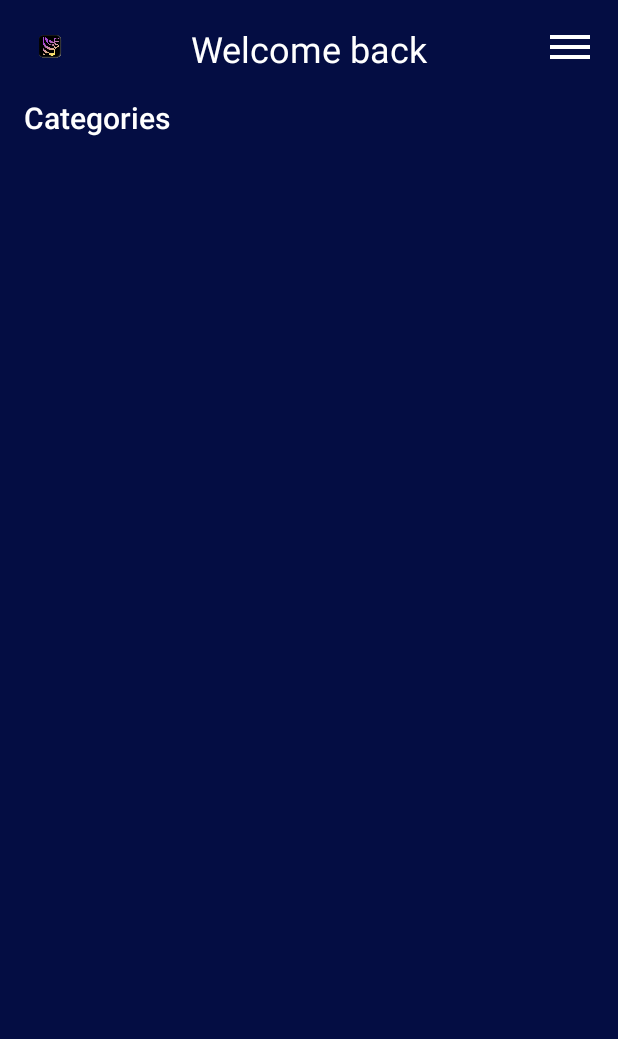
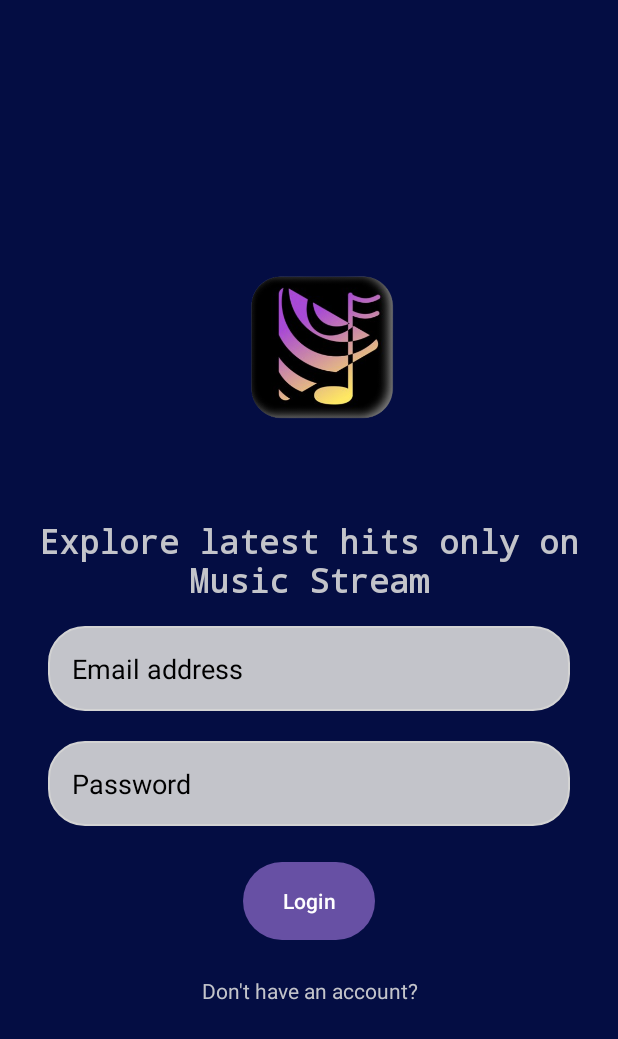
Before and after one commit to BaoDang0209/Music_Stream_Android, an Android app: the screen it shows after launch (MainActivity before the commit, LoginActivity after it), on a phone screen of 412 x 824 dp. Shown: the top 1039 px of the screen. Run offline under Robolectric (Android 15) with nearby library versions, the phone set to English and light mode, and no system bars; our stand-ins replace Firebase (no records; nobody signed in at launch, a user with empty details on screens opened directly).

Commit message:
Update Login-SignUp-Mostly Played

```diff
--- a/Music_App/app/build.gradle.kts
+++ b/Music_App/app/build.gradle.kts
@@ -46,6 +46,7 @@ dependencies {
     implementation("com.google.android.material:material:1.12.0")
     implementation("androidx.constraintlayout:constraintlayout:2.1.4")
     implementation("com.google.firebase:firebase-firestore:25.0.0")
+    implementation("com.google.firebase:firebase-auth:23.0.0")
     testImplementation("junit:junit:4.13.2")
     androidTestImplementation("androidx.test.ext:junit:1.1.5")
     androidTestImplementation("androidx.test.espresso:espresso-core:3.5.1")
--- /dev/null
+++ b/Music_App/app/src/main/java/com/example/music_app/LoginActivity.kt
@@ -0,0 +1,74 @@
+package com.example.music_app
+
+import android.content.Intent
+import androidx.appcompat.app.AppCompatActivity
+import android.os.Bundle
+import android.util.Patterns
+import android.view.View
+import android.widget.Toast
+import com.example.music_app.databinding.ActivityLoginBinding
+import com.google.firebase.auth.FirebaseAuth
+import java.util.regex.Pattern
+
+class LoginActivity : AppCompatActivity() {
+    lateinit var  binding: ActivityLoginBinding
+    override fun onCreate(savedInstanceState: Bundle?) {
+        super.onCreate(savedInstanceState)
+        binding = ActivityLoginBinding.inflate(layoutInflater)
+        setContentView(binding.root)
+
+        binding.loginBtn.setOnClickListener {
+            val email = binding.emailEdittext.text.toString()
+            val password = binding.passwordEdittext.text.toString()
+
+            if(!Pattern.matches(Patterns.EMAIL_ADDRESS.pattern(),email)){
+                binding.emailEdittext.setError("Invalid email")
+                return@setOnClickListener
+            }
+
+            if(password.length < 6){
+                binding.passwordEdittext.setError("Length should be 6 char")
+                return@setOnClickListener
+            }
+
+
+            loginWithFirebase(email,password)
+        }
+
+        binding.gotoSignupBtn.setOnClickListener {
+            startActivity(Intent(this,SignupActivity::class.java))
+        }
+
+    }
+
+    fun loginWithFirebase(email : String,password: String){
+        setInProgress(true)
+        FirebaseAuth.getInstance().signInWithEmailAndPassword(email,password)
+            .addOnSuccessListener {
+                setInProgress(false)
+                startActivity(Intent(this@LoginActivity,MainActivity::class.java))
+                finish()
+            }.addOnFailureListener {
+                setInProgress(false)
+                Toast.makeText(applicationContext,"Login account failed", Toast.LENGTH_SHORT).show()
+            }
+    }
+
+    override fun onResume() {
+        super.onResume()
+        FirebaseAuth.getInstance().currentUser?.apply {
+            startActivity(Intent(this@LoginActivity,MainActivity::class.java))
+            finish()
+        }
+    }
+
+    fun setInProgress(inProgress : Boolean){
+        if(inProgress){
+            binding.loginBtn.visibility = View.GONE
+            binding.progressBar.visibility = View.VISIBLE
+        }else{
+            binding.loginBtn.visibility = View.VISIBLE
+            binding.progressBar.visibility = View.GONE
+        }
+    }
+}
--- a/Music_App/app/src/main/java/com/example/music_app/models/CategoryModel.kt
+++ b/Music_App/app/src/main/java/com/example/music_app/models/CategoryModel.kt
@@ -3,7 +3,7 @@ package com.example.music_app.models
 data class CategoryModel(
     val name:String,
     val coverUrl:String,
-    val songs : List<String>
+    var songs : List<String>
 ){
     constructor(): this("","",listOf())
 }
--- /dev/null
+++ b/Music_App/app/src/main/res/drawable/rounded_corner.xml
@@ -0,0 +1,7 @@
+<?xml version="1.0" encoding="utf-8"?>
+<shape xmlns:android="http://schemas.android.com/apk/res/android">
+
+    <solid android:color="@color/textWhite"/>
+    <stroke android:width="1dp" android:color="#D3D3D3"/>
+    <corners android:radius="24dp"/>
+</shape>
--- /dev/null
+++ b/Music_App/app/src/main/res/layout/activity_login.xml
@@ -0,0 +1,99 @@
+<?xml version="1.0" encoding="utf-8"?>
+<LinearLayout xmlns:android="http://schemas.android.com/apk/res/android"
+    xmlns:tools="http://schemas.android.com/tools"
+    android:layout_width="match_parent"
+    android:layout_height="match_parent"
+    android:background="@color/blueDark"
+    android:orientation="vertical"
+    android:padding="16dp"
+    android:gravity="center"
+    tools:context=".LoginActivity">
+
+    <LinearLayout
+        android:layout_width="match_parent"
+        android:layout_height="wrap_content"
+        android:gravity="center"
+        android:orientation="vertical">
+
+        <ImageView
+            android:layout_width="200dp"
+            android:layout_height="200dp"
+            android:src="@drawable/logomusic" />
+
+        <TextView
+            android:layout_width="match_parent"
+            android:layout_height="wrap_content"
+            android:fontFamily="monospace"
+            android:gravity="center"
+            android:paddingTop="8dp"
+            android:text="Explore latest hits only on Music Stream"
+            android:textColor="@color/textWhite"
+            android:textSize="22sp"
+            android:textStyle="bold" />
+
+
+    </LinearLayout>
+
+    <LinearLayout
+        android:layout_width="match_parent"
+        android:layout_height="wrap_content"
+        android:padding="16dp"
+        android:gravity="center"
+        android:orientation="vertical">
+
+        <EditText
+            android:layout_width="match_parent"
+            android:layout_height="wrap_content"
+            android:hint="Email address"
+            android:textColorHint="@color/black"
+            android:padding="16dp"
+            android:inputType="textEmailAddress"
+            android:background="@drawable/rounded_corner"
+            android:id="@+id/email_edittext"/>
+
+        <View
+            android:layout_width="match_parent"
+            android:layout_height="20dp"/>
+
+        <EditText
+            android:layout_width="match_parent"
+            android:layout_height="wrap_content"
+            android:hint="Password"
+            android:textColorHint="@color/black"
+            android:padding="16dp"
+            android:inputType="textPassword"
+            android:background="@drawable/rounded_corner"
+            android:id="@+id/password_edittext"/>
+        <View
+            android:layout_width="match_parent"
+            android:layout_height="20dp"/>
+
+
+        <Button
+            android:layout_width="wrap_content"
+            android:layout_height="60dp"
+            android:text="Login"
+            android:id="@+id/login_btn"/>
+
+        <ProgressBar
+            android:layout_width="32dp"
+            android:layout_height="60dp"
+            android:id="@+id/progress_bar"
+            android:visibility="gone"
+            android:indeterminateTint="@color/white"/>
+        <View
+            android:layout_width="match_parent"
+            android:layout_height="20dp"/>
+        <TextView
+            android:layout_width="match_parent"
+            android:layout_height="wrap_content"
+            android:text="Don't have an account?"
+            android:textColor="@color/textWhite"
+            android:gravity="center"
+            android:id="@+id/goto_signup_btn"/>
+
+
+    </LinearLayout>
+
+
+</LinearLayout>
```
Also changed, not shown: Music_App/app/src/main/AndroidManifest.xml (+7 -1 lines), Music_App/app/src/main/java/com/example/music_app/MainActivity.kt (+72 -1 lines), Music_App/app/src/main/java/com/example/music_app/MyExoplayer.kt (+20 -0 lines), Music_App/app/src/main/java/com/example/music_app/SignupActivity.kt (added, +76 -0 lines), Music_App/app/src/main/res/layout/activity_main.xml (+33 -2 lines), Music_App/app/src/main/res/layout/activity_signup.xml (added, +113 -0 lines), Music_App/app/src/main/res/menu/option_menu.xml (added, +7 -0 lines), Music_App/gradle/wrapper/gradle-wrapper.properties, 3 other files.
